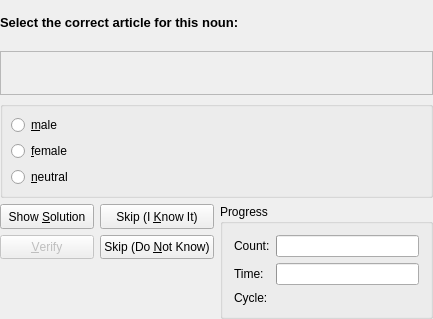
Above: src/practice/ArtQueryDlgForm.ui from KDE/parley before the change. Below: the same form after it.
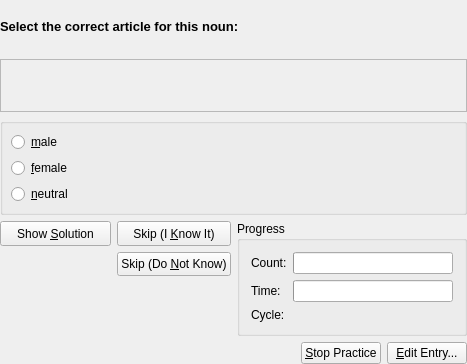
That is the form after the change.

Commit message: better icons in dialogs and no default buttons so dialog design can be individual (without edit button for example).

```diff
--- a/src/practice/ArtQueryDlgForm.ui
+++ b/src/practice/ArtQueryDlgForm.ui
@@ -6,8 +6,8 @@
    <rect>
     <x>0</x>
     <y>0</y>
-    <width>433</width>
-    <height>319</height>
+    <width>467</width>
+    <height>364</height>
    </rect>
   </property>
   <property name="sizePolicy" >
@@ -219,22 +219,6 @@
        <property name="verticalSpacing" >
         <number>6</number>
        </property>
-       <item row="1" column="0" >
-        <widget class="QPushButton" name="verify" >
-         <property name="enabled" >
-          <bool>false</bool>
-         </property>
-         <property name="sizePolicy" >
-          <sizepolicy vsizetype="Minimum" hsizetype="Minimum" >
-           <horstretch>0</horstretch>
-           <verstretch>0</verstretch>
-          </sizepolicy>
-         </property>
-         <property name="text" >
-          <string>&amp;Verify</string>
-         </property>
-        </widget>
-       </item>
        <item row="0" column="1" >
         <widget class="QPushButton" name="know_it" >
          <property name="sizePolicy" >
@@ -292,6 +276,37 @@
        </property>
       </widget>
      </item>
+     <item row="2" column="0" colspan="2" >
+      <layout class="QHBoxLayout" >
+       <item>
+        <spacer>
+         <property name="orientation" >
+          <enum>Qt::Horizontal</enum>
+         </property>
+         <property name="sizeHint" >
+          <size>
+           <width>111</width>
+           <height>20</height>
+          </size>
+         </property>
+        </spacer>
+       </item>
+       <item>
+        <widget class="QPushButton" name="stopPracticeButton" >
+         <property name="text" >
+          <string>&amp;Stop Practice</string>
+         </property>
+        </widget>
+       </item>
+       <item>
+        <widget class="QPushButton" name="editEntryButton" >
+         <property name="text" >
+          <string>&amp;Edit Entry...</string>
+         </property>
+        </widget>
+       </item>
+      </layout>
+     </item>
     </layout>
    </item>
    <item row="1" column="0" >
```
Left out of the diff: 1 changed line with no effect on the pictures. The commit also changes 15 other files.
